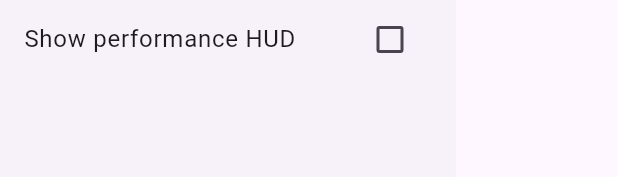
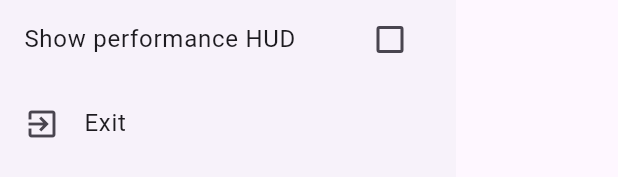
Before and after one commit to dzung-nm/fractals, a Flutter app: the HamburgerMenu widget shown alone on an empty page, opened directly with empty values, on a phone screen of 412 x 824 dp. Shown: the part 694-871 px from the top of the screen. Run offline on Flutter 3.47's test engine with Material 3 defaults, Android fonts, the phone set to English and light mode, and no system bars; missing offline and left inert: file_saver.

Commit message:
Add exit option to HamburgerMenu for improved navigation

```diff
--- a/apps/fractals/lib/hamburger_menu.dart
+++ b/apps/fractals/lib/hamburger_menu.dart
@@ -1,4 +1,5 @@
 import 'package:flutter/material.dart';
+import 'package:flutter/services.dart';
 import 'package:fractals_gen/fractals_gen.dart';
 
 import 'fractal_widget.dart';
@@ -212,6 +213,11 @@ class _HamburgerMenuState extends State<HamburgerMenu> {
                 if (show != null) widget.onPerformanceHudChanged(show);
               },
             ),
+            ListTile(
+              leading: const Icon(Icons.exit_to_app),
+              title: const Text('Exit'),
+              onTap: SystemNavigator.pop,
+            ),
           ],
         ),
       ),
```
